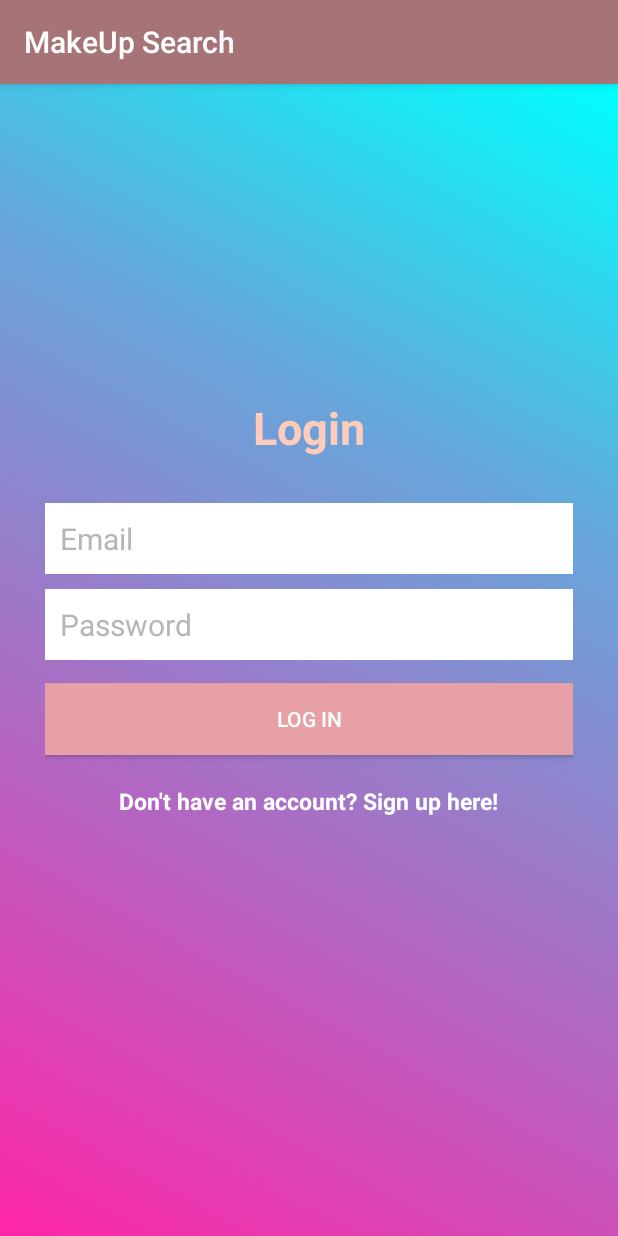
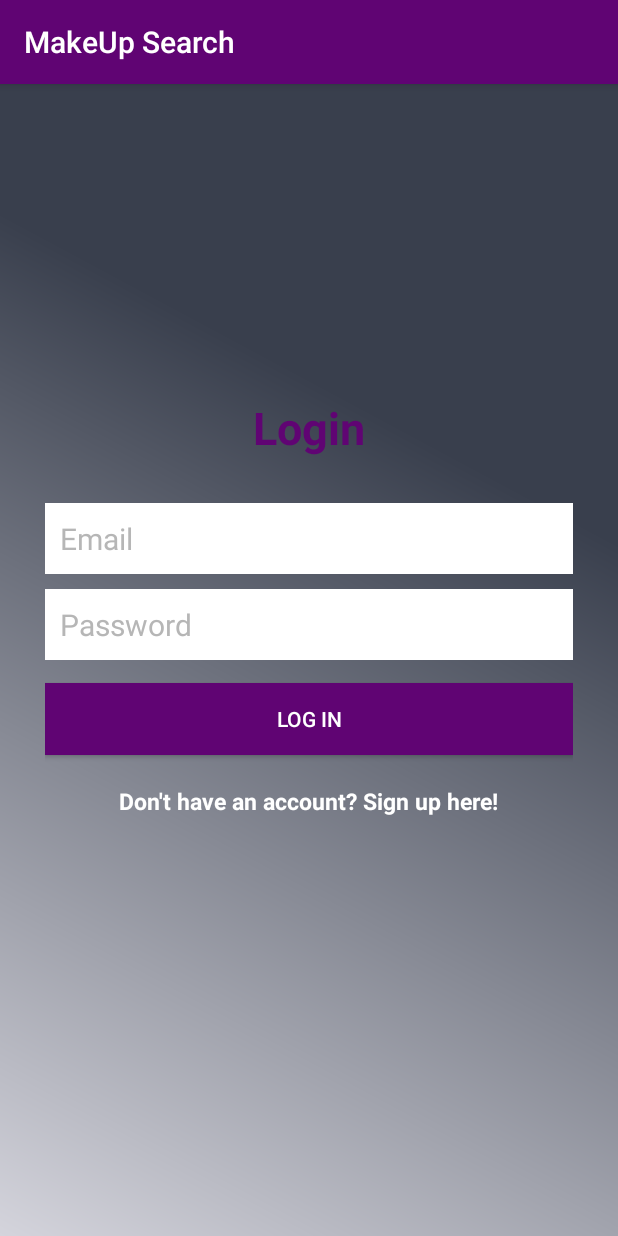
Before and after one commit to francis-mbithi/makeup, an Android app: the screen it shows after launch (LoginActivity), on a phone screen of 412 x 824 dp. Run offline under Robolectric (Android 15) with nearby library versions, the phone set to English and light mode, and no system bars; our stand-ins replace ButterKnife, Firebase (no records; nobody signed in at launch, a user with empty details on screens opened directly).

Commit message:
update UI

```diff
--- a/app/src/main/AndroidManifest.xml
+++ b/app/src/main/AndroidManifest.xml
@@ -1,6 +1,8 @@
 <?xml version="1.0" encoding="utf-8"?>
 <manifest xmlns:android="http://schemas.android.com/apk/res/android"
     xmlns:tools="http://schemas.android.com/tools"
+    android:background="#600473"
+
     package="com.moringaschool.makeups">
 
     <uses-permission android:name="android.permission.INTERNET"/>
@@ -10,6 +12,7 @@
         android:allowBackup="true"
         android:icon="@mipmap/ic_launcher"
         android:label="@string/app_name"
+        android:background="#600473"
         android:roundIcon="@mipmap/ic_launcher_round"
         android:supportsRtl="true"
         android:theme="@style/AppTheme"
--- a/app/src/main/res/drawable/colors.xml
+++ b/app/src/main/res/drawable/colors.xml
@@ -2,17 +2,17 @@
     <gradient
         android:type="linear"
         android:centerX="69%"
-        android:startColor="#FFFF26A8"
-        android:centerColor="#FF66A7DB"
-        android:endColor="#FF00ffff"
+        android:startColor="#d4d4dc"
+        android:centerColor="#393f4d"
+        android:endColor="#393f4d"
         android:angle="45"/>
 
     android:type="radial"
     android:centerX="50%"
     android:centerY="50%"
-    android:startColor="#FFFF26A8"
-    android:centerColor="#FF66A7DB"
-    android:endColor="#FF00ffff"
+    android:startColor="#F51d0de"
+    android:centerColor="#bf4aa8"
+    android:endColor="#d9d9d9"
     android:gradientRadius="69"/>
 
 
--- a/app/src/main/res/layout/activity_display_products_desc.xml
+++ b/app/src/main/res/layout/activity_display_products_desc.xml
@@ -5,6 +5,7 @@
     android:layout_width="match_parent"
     android:layout_height="match_parent"
     android:fitsSystemWindows="true"
+    android:background="@drawable/colors"
     tools:context="com.moringaschool.makeups.presentation.display_product_desc.DisplayProductsDescActivity">
 
     <com.google.android.material.appbar.AppBarLayout
--- a/app/src/main/res/layout/activity_login.xml
+++ b/app/src/main/res/layout/activity_login.xml
@@ -48,7 +48,7 @@
             android:layout_height="wrap_content"
             android:padding="10dp"
             android:text="Log in"
-            android:background="@color/colorAccent"
+            android:background="#600473"
             android:layout_marginTop="15dp"
             android:textColor="@color/colorTextIcons" />
 
@@ -69,7 +69,7 @@
         android:layout_width="wrap_content"
         android:layout_height="wrap_content"
         android:text="Login"
-        android:textColor="@color/colorPrimaryLight"
+        android:textColor="#600473"
         android:textSize="30dp"
         android:textStyle="bold"
         android:layout_above="@+id/linearLayout"
--- a/app/src/main/res/layout/activity_signup.xml
+++ b/app/src/main/res/layout/activity_signup.xml
@@ -76,7 +76,7 @@
                     android:layout_height="wrap_content"
                     android:padding="10dp"
                     android:text="Sign up"
-                    android:background="@color/colorAccent"
+                    android:background="#600473"
                     android:layout_marginTop="15dp"
                     android:textColor="@color/colorTextIcons" />
 
@@ -97,7 +97,7 @@
             android:layout_width="wrap_content"
             android:layout_height="wrap_content"
             android:text="Create Account"
-            android:textColor="@color/colorPrimaryLight"
+            android:textColor="#600473"
             android:textSize="30dp"
             android:textStyle="bold"
             android:layout_above="@+id/linearLayout"
--- a/app/src/main/res/layout/activity_splash.xml
+++ b/app/src/main/res/layout/activity_splash.xml
@@ -19,6 +19,7 @@
         android:layout_below="@+id/logo_id"
         android:layout_centerHorizontal="true"
         android:text="MakeUP"
+        android:textColor="#600473"
         android:textSize="30dp"/>
 
 </RelativeLayout>
--- a/app/src/main/res/values/styles.xml
+++ b/app/src/main/res/values/styles.xml
@@ -3,16 +3,16 @@
     <!-- Base application theme. -->
     <style name="AppTheme" parent="Theme.AppCompat.Light.DarkActionBar">
         <!-- Customize your theme here. -->
-        <item name="colorPrimary">@color/colorPrimary</item>
-        <item name="colorPrimaryDark">@color/colorPrimaryDark</item>
-        <item name="colorAccent">@color/colorAccent</item>
+        <item name="colorPrimary">#600473</item>
+        <item name="colorPrimaryDark">#600473</item>
+        <item name="colorAccent">#600473</item>
     </style>
 
     <style name="ProductButtonStyle" parent="Base.Widget.AppCompat.Button">
         <item name="android:paddingLeft">@dimen/activity_half_margin</item>
         <item name="android:paddingRight">@dimen/activity_half_margin</item>
         <item name="android:textAllCaps">false</item>
-        <item name="android:textColor">@color/product_button_text</item>
+        <item name="android:textColor">#600473</item>
         <item name="android:background">@drawable/product_button_selector</item>
     </style>
 
```
Also changed, not shown: app/src/main/res/menu/menu_search.xml (deleted, +0 -12 lines).
